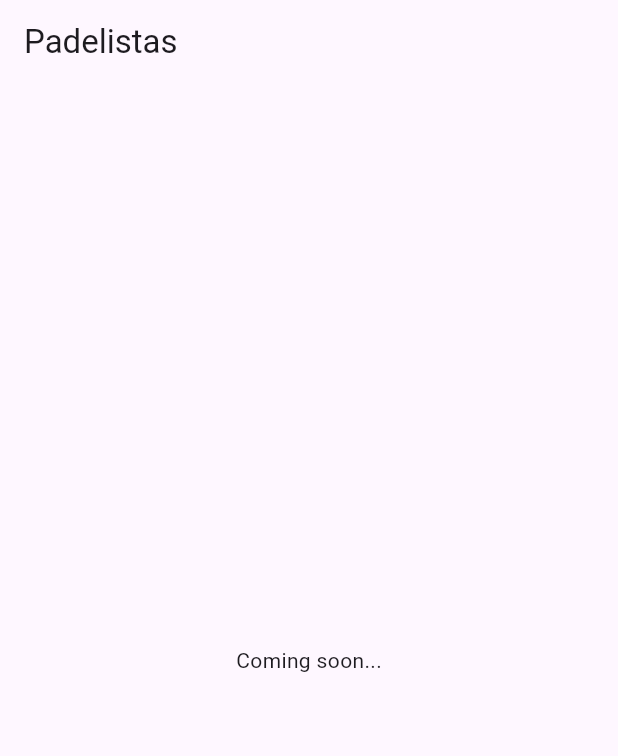
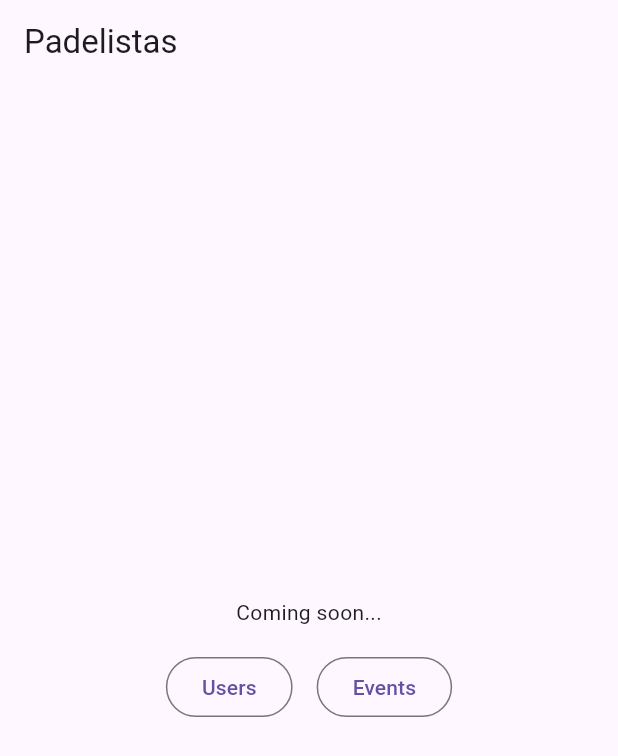
Before and after one commit to ValentinVignal/padelistas, a Flutter app: the screen it shows after launch, on a phone screen of 412 x 824 dp. Shown: the top 756 px of the screen. Run offline on Flutter 3.47's test engine with Material 2 defaults, Android fonts, the phone set to English and light mode, and no system bars; our stand-ins replace firebase_core, flutter_riverpod, freezed_annotation, go_router, url_strategy; accounts and stored records are empty.

Commit message:
:construction: Dummy users and events screens

```diff
--- a/cspell.json
+++ b/cspell.json
@@ -3,6 +3,7 @@
     "cupertino",
     "padel",
     "padelistas",
-    "riverpod"
+    "riverpod",
+    "Sentosa"
   ]
 }
--- a/lib/main.dart
+++ b/lib/main.dart
@@ -1,5 +1,6 @@
 import 'package:firebase_core/firebase_core.dart';
 import 'package:flutter/material.dart';
+import 'package:flutter_riverpod/flutter_riverpod.dart';
 import 'package:go_router/go_router.dart';
 import 'package:url_strategy/url_strategy.dart';
 
@@ -22,11 +23,13 @@ class MyApp extends StatelessWidget {
   // This widget is the root of your application.
   @override
   Widget build(BuildContext context) {
-    return MaterialApp.router(
-      title: 'Padelistas',
-      theme: ThemeData(useMaterial3: true),
-      darkTheme: ThemeData.dark(useMaterial3: true),
-      routerConfig: router,
+    return ProviderScope(
+      child: MaterialApp.router(
+        title: 'Padelistas',
+        theme: ThemeData(useMaterial3: true),
+        darkTheme: ThemeData.dark(useMaterial3: true),
+        routerConfig: router,
+      ),
     );
   }
 }
--- /dev/null
+++ b/lib/models/location.dart
@@ -0,0 +1,5 @@
+enum Location {
+  marinaSquare,
+  ricochetSentosa,
+  ricochetLaguna,
+}
--- /dev/null
+++ b/lib/models/user_provider.dart
@@ -0,0 +1,14 @@
+import 'package:flutter_riverpod/flutter_riverpod.dart';
+
+import 'user.dart';
+
+const _users = [
+  User(id: '1', name: 'John'),
+  User(id: '2', name: 'Maggie'),
+  User(id: '3', name: 'Fred'),
+  User(id: '4', name: 'Roger'),
+];
+
+final usersProvider = StreamProvider.autoDispose<List<User>>((ref) async* {
+  yield _users;
+});
--- a/lib/screens/home/home.dart
+++ b/lib/screens/home/home.dart
@@ -1,4 +1,5 @@
 import 'package:flutter/material.dart';
+import 'package:padelistas/router/routes.dart';
 
 class Home extends StatelessWidget {
   const Home({super.key});
@@ -9,8 +10,32 @@ class Home extends StatelessWidget {
       appBar: AppBar(
         title: const Text('Padelistas'),
       ),
-      body: const Center(
-        child: Text('Coming soon...'),
+      body: Center(
+        child: Column(
+          mainAxisSize: MainAxisSize.min,
+          children: [
+            const Text('Coming soon...'),
+            const SizedBox(height: 16),
+            Row(
+              mainAxisSize: MainAxisSize.min,
+              children: [
+                OutlinedButton(
+                  onPressed: () {
+                    const UsersRoute().go(context);
+                  },
+                  child: const Text('Users'),
+                ),
+                const SizedBox(width: 16),
+                OutlinedButton(
+                  onPressed: () {
+                    const EventsRoute().go(context);
+                  },
+                  child: const Text('Events'),
+                ),
+              ],
+            ),
+          ],
+        ),
       ),
     );
   }
--- /dev/null
+++ b/lib/screens/users/users_screen.dart
@@ -0,0 +1,27 @@
+import 'package:flutter/material.dart';
+import 'package:flutter_riverpod/flutter_riverpod.dart';
+
+import '../../models/user_provider.dart';
+
+class UsersScreen extends ConsumerWidget {
+  const UsersScreen({super.key});
+
+  @override
+  Widget build(BuildContext context, WidgetRef ref) {
+    final users = ref.watch(usersProvider).valueOrNull ?? const [];
+    return Scaffold(
+      appBar: AppBar(
+        title: const Text('Users'),
+      ),
+      body: ListView.builder(
+        itemCount: users.length,
+        itemBuilder: (context, index) {
+          final user = users[index];
+          return ListTile(
+            title: Text(user.name),
+          );
+        },
+      ),
+    );
+  }
+}
--- a/pubspec.yaml
+++ b/pubspec.yaml
@@ -21,6 +21,7 @@ dependencies:
   flutter_riverpod: ^2.4.1
   freezed_annotation: ^2.4.1
   go_router: ^11.1.1
+  intl: ^0.18.1
   json_annotation: ^4.8.1
   url_strategy: ^0.2.0
 
```
Also changed, not shown: lib/models/event.dart (added, +18 -0 lines), lib/models/event_provider.dart (added, +27 -0 lines), lib/models/user.dart (added, +16 -0 lines), lib/router/routes.dart (+29 -2 lines), lib/screens/events/events_screen.dart (added, +44 -0 lines), lib/models/event.freezed.dart (added), lib/models/event.g.dart (added), lib/models/user.freezed.dart (added), lib/models/user.g.dart (added), lib/router/routes.g.dart, pubspec.lock, 1 other file.
